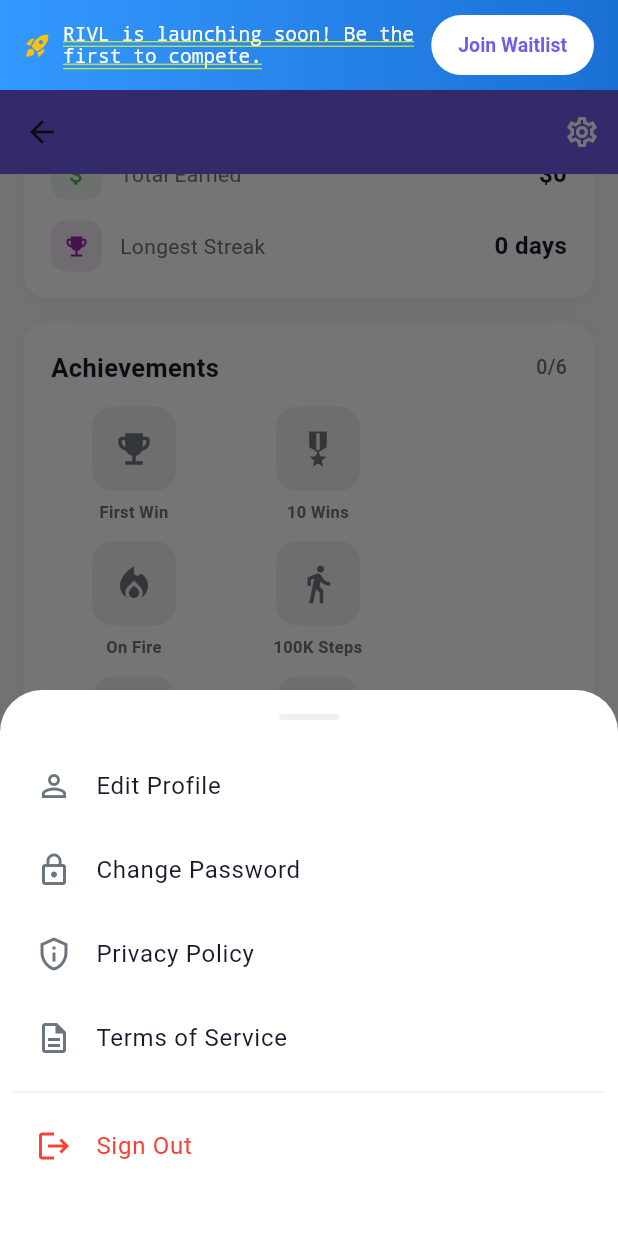
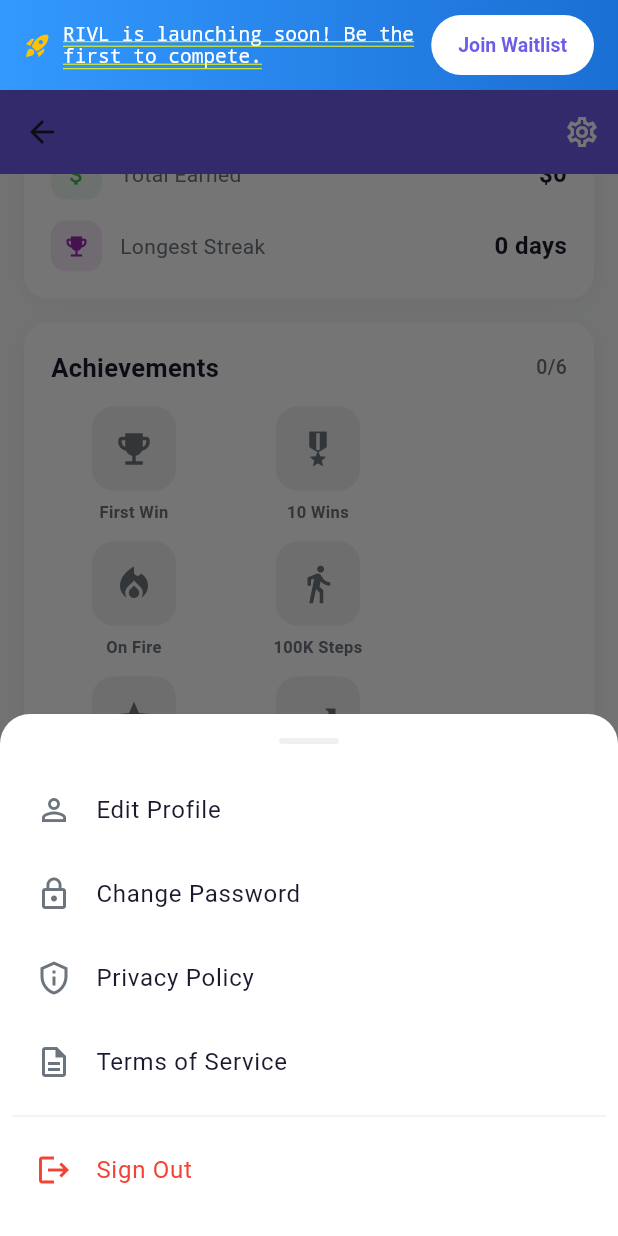
Before and after one commit to bbakenhus7/rivl, a Flutter app: the ProfileScreen screen opened directly, scrolled down 576 dp, after a tap on the "settings" icon, on a phone screen of 412 x 824 dp. Run offline on Flutter 3.47's test engine with Material 3 defaults, Android fonts, the phone set to English and light mode, and no system bars; our stand-ins replace cloud_firestore, cloud_functions, firebase_auth, firebase_core, firebase_messaging, fl_chart and 2 more; missing offline and left inert: flutter_stripe, health; accounts and stored records are empty; network calls fail.

Commit message:
Fix bottom sheets: make scrollable with proper height and padding
All bottom sheets now use DraggableScrollableSheet or SingleChildScrollView
to prevent content from being cut off on smaller screens. Added safe area
bottom padding and maxHeight constraints where needed.

https://claude.ai/code/session_014eEmp3fnXpDvD23HPbXVnH

```diff
--- a/lib/screens/profile/profile_screen.dart
+++ b/lib/screens/profile/profile_screen.dart
@@ -202,6 +202,10 @@ class _ProfileScreenState extends State<ProfileScreen> {
   void _showSettings(BuildContext context) {
     showModalBottomSheet(
       context: context,
+      isScrollControlled: true,
+      shape: const RoundedRectangleBorder(
+        borderRadius: BorderRadius.vertical(top: Radius.circular(20)),
+      ),
       builder: (_) => const _SettingsSheet(),
     );
   }
@@ -717,9 +721,13 @@ class _SettingsSheet extends StatelessWidget {
   @override
   Widget build(BuildContext context) {
     return Container(
-      padding: const EdgeInsets.fromLTRB(8, 16, 8, 32),
-      child: Column(
-        mainAxisSize: MainAxisSize.min,
+      constraints: BoxConstraints(
+        maxHeight: MediaQuery.of(context).size.height * 0.75,
+      ),
+      padding: const EdgeInsets.fromLTRB(8, 16, 8, 0),
+      child: SingleChildScrollView(
+        child: Column(
+          mainAxisSize: MainAxisSize.min,
         children: [
           Container(
             width: 40,
@@ -759,7 +767,9 @@ class _SettingsSheet extends StatelessWidget {
               await context.read<AuthProvider>().signOut();
             },
           ),
+          SizedBox(height: MediaQuery.of(context).padding.bottom + 16),
         ],
+        ),
       ),
     );
   }
```
Also changed, not shown: lib/screens/home/home_screen.dart (+11 -3 lines), lib/screens/leaderboard/leaderboard_screen.dart (+9 -2 lines), lib/screens/wallet/wallet_screen.dart (+4 -4 lines).
